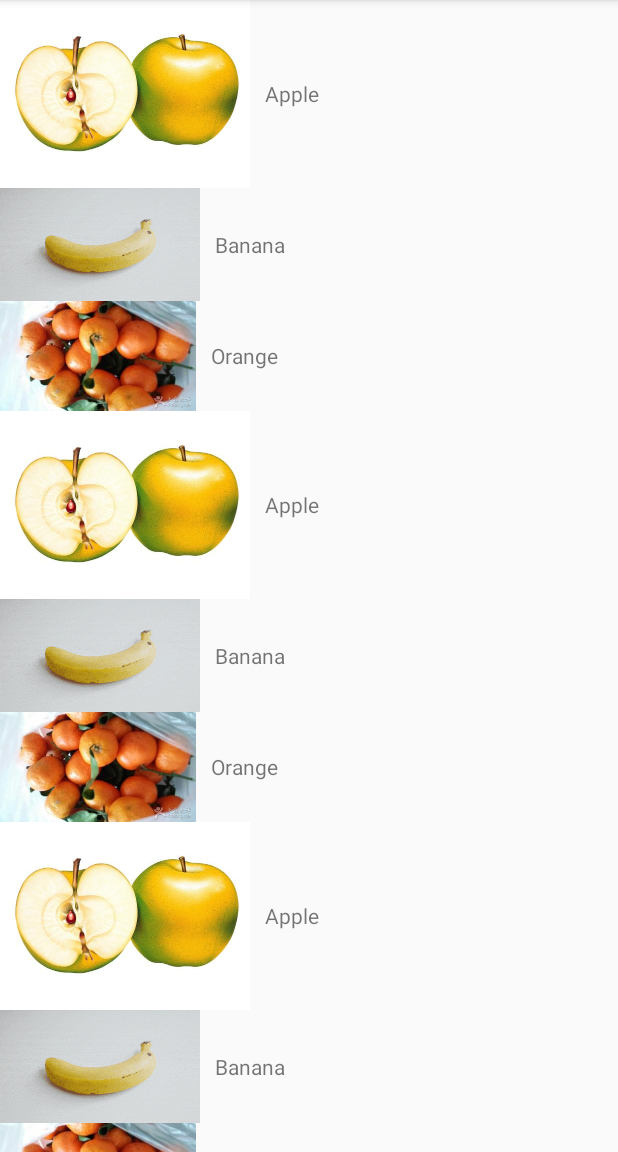
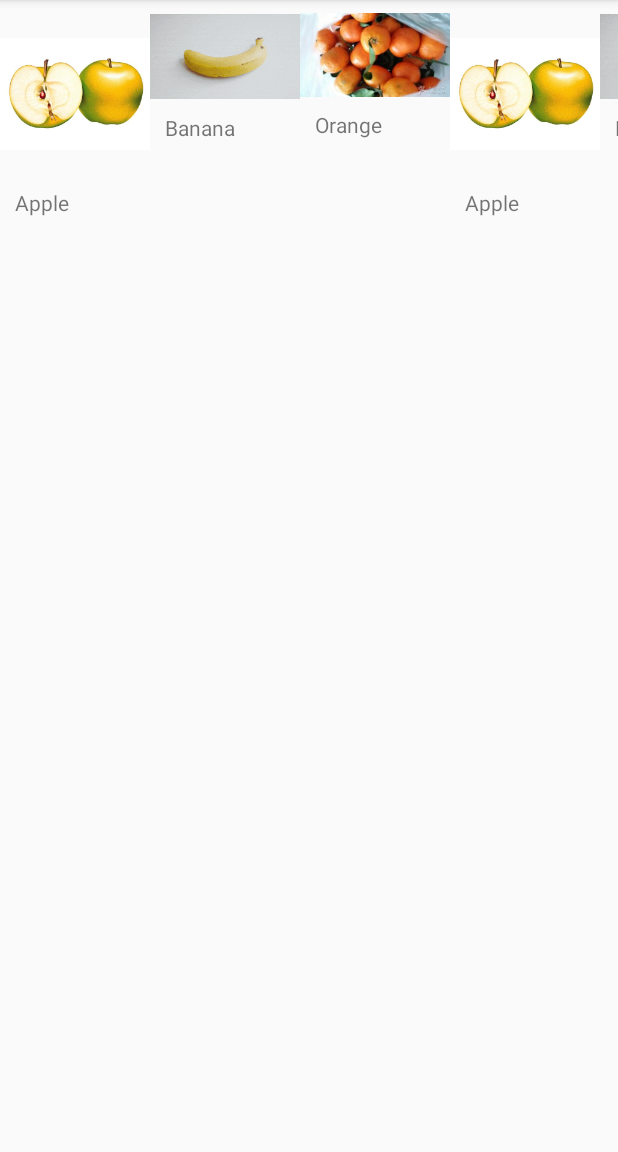
Before and after one commit to huangchixing2/RecyclerView, an Android app: the screen it shows after launch (MainActivity), on a phone screen of 412 x 824 dp, the part 84-1236 px from its top. Run offline under Robolectric (Android 15) with nearby library versions, the phone set to English and light mode, and no system bars.

Commit message:
recyclerview横向排列

```diff
--- a/app/src/main/java/com/example/admin/recyclerview/MainActivity.java
+++ b/app/src/main/java/com/example/admin/recyclerview/MainActivity.java
@@ -19,6 +19,7 @@ public class MainActivity extends AppCompatActivity {
         initFruits();
         RecyclerView recyclerView = (RecyclerView)findViewById(R.id.recycler_view);
         LinearLayoutManager layoutManager = new LinearLayoutManager(this);
+        layoutManager.setOrientation(LinearLayoutManager.HORIZONTAL);//设置布局横向排列
 
         recyclerView.setLayoutManager(layoutManager);
         FruitAdapter adapter = new FruitAdapter(fruitList);
--- a/app/src/main/res/layout/fruit_item.xml
+++ b/app/src/main/res/layout/fruit_item.xml
@@ -1,12 +1,14 @@
 <?xml version="1.0" encoding="utf-8"?>
 <LinearLayout xmlns:android="http://schemas.android.com/apk/res/android"
-    android:layout_width="match_parent"
+    android:orientation="vertical"
+    android:layout_width="100dp"
     android:layout_height="wrap_content">
 
     <ImageView
         android:id="@+id/fruit_image"
         android:layout_width="wrap_content"
-        android:layout_height="wrap_content" />
+        android:layout_height="wrap_content"
+        android:layout_gravity="center_horizontal"/>
 
     <TextView
         android:layout_width="wrap_content"
```
